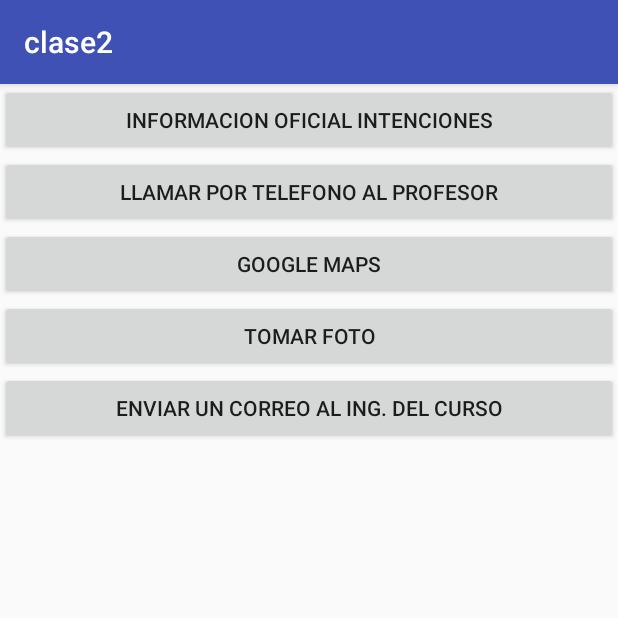
After one commit to WCNosliwsys/PASOCLASE2, an Android app: the Intenciones screen opened directly, with no data from a screen before it, on a phone screen of 412 x 824 dp, the top half of it. The commit adds this screen. Run offline under Robolectric (Android 15) with nearby library versions, the light colour scheme and no system bars.

Commit message:
Avance de clase hasta las 4:15pm

```diff
--- a/app/src/main/AndroidManifest.xml
+++ b/app/src/main/AndroidManifest.xml
@@ -17,7 +17,8 @@
             </intent-filter>
         </activity>
         <activity android:name=".Comunicacion" />
-        <activity android:name=".Comunicacion1"></activity>
+        <activity android:name=".Comunicacion1" />
+        <activity android:name=".Intenciones"></activity>
     </application>
 
 </manifest>
--- a/app/src/main/java/com/a952000243/ingwilson/clase2/clase2/MainActivity.java
+++ b/app/src/main/java/com/a952000243/ingwilson/clase2/clase2/MainActivity.java
@@ -60,6 +60,10 @@
             startActivity(new Intent(this, Comunicacion1.class));
             return true;
         }
+        if (id == R.id.activity_intenciones) {
+            startActivity(new Intent(this, Intenciones.class));
+            return true;
+        }
         return super.onOptionsItemSelected(item);
     }
 
--- /dev/null
+++ b/app/src/main/res/layout/activity_intenciones.xml
@@ -0,0 +1,34 @@
+<?xml version="1.0" encoding="utf-8"?>
+<LinearLayout xmlns:android="http://schemas.android.com/apk/res/android"
+    xmlns:app="http://schemas.android.com/apk/res-auto"
+    xmlns:tools="http://schemas.android.com/tools"
+    android:layout_width="match_parent"
+    android:layout_height="match_parent"
+    android:orientation="vertical"
+    tools:context=".Intenciones">
+    <Button
+        android:layout_width="match_parent"
+        android:layout_height="wrap_content"
+        android:onClick="web"
+        android:text="Informacion oficial intenciones" />
+    <Button
+        android:layout_width="match_parent"
+        android:layout_height="wrap_content"
+        android:onClick="Llamar"
+        android:text="LLamar por telefono al profesor" />
+    <Button
+        android:layout_width="match_parent"
+        android:layout_height="wrap_content"
+        android:onClick="maps"
+        android:text="Google Maps" />
+    <Button
+        android:layout_width="match_parent"
+        android:layout_height="wrap_content"
+        android:onClick="foto"
+        android:text="Tomar Foto" />
+    <Button
+        android:layout_width="match_parent"
+        android:layout_height="wrap_content"
+        android:onClick="email"
+        android:text="Enviar un correo al Ing. del curso" />
+</LinearLayout>
```
Also changed, not shown: app/src/main/java/com/a952000243/ingwilson/clase2/clase2/Intenciones.java (added, +42 -0 lines).
